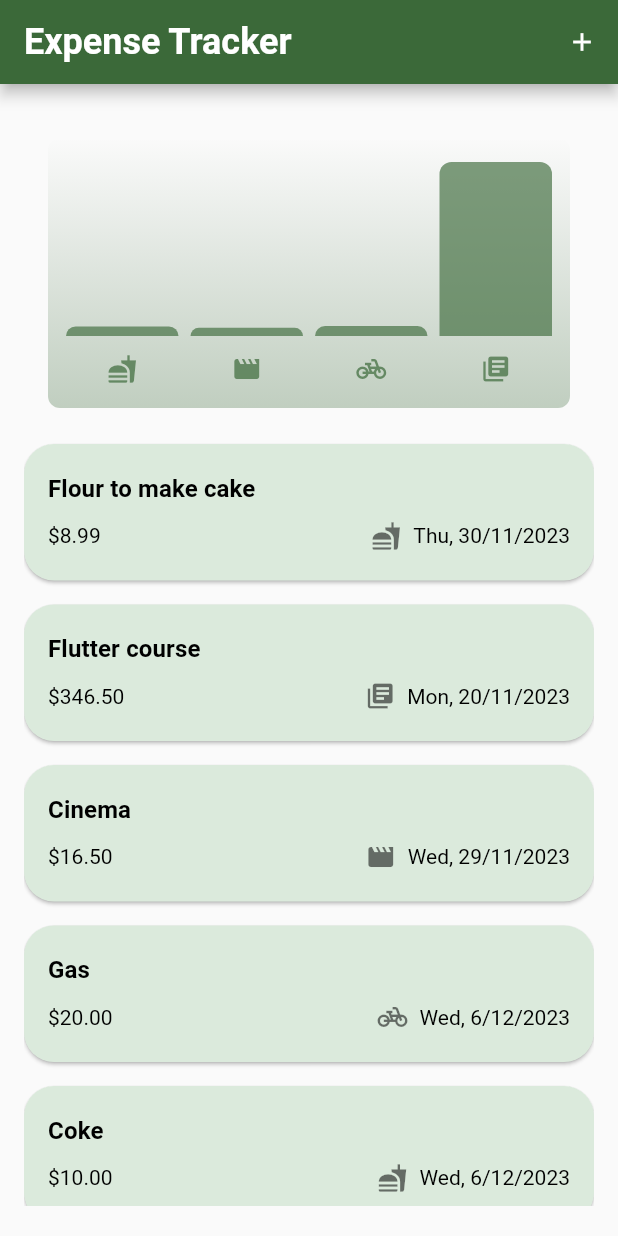
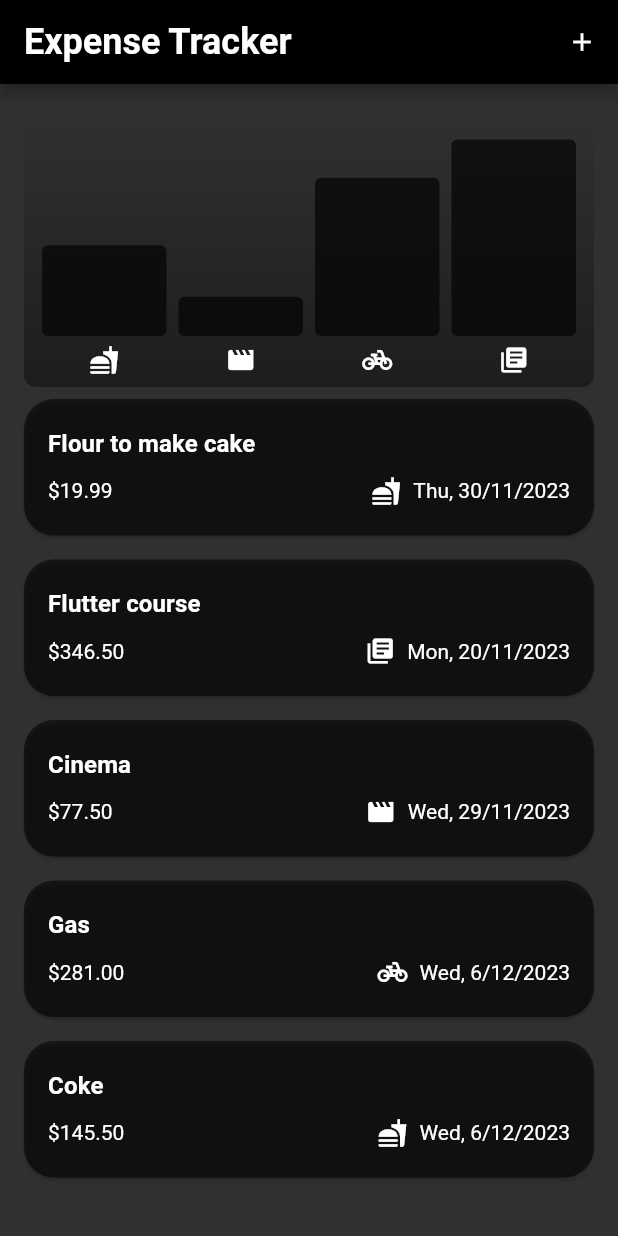
Before and after one commit to orangery-me/expense-tracker, a Flutter app: the screen it shows after launch, on a phone screen of 412 x 824 dp. Run offline on Flutter 3.47's test engine with Material 2 defaults, Android fonts, the phone set to English and light mode, and no system bars.

Commit message:
refactor chart

```diff
--- a/lib/expenses.dart
+++ b/lib/expenses.dart
@@ -15,7 +15,7 @@ class _ExpensesState extends State<Expenses>{
   final List <Expense> _expenses = [
       Expense(
         title: 'Flour to make cake',
-        amount: 8.99,
+        amount: 19.99,
         date: DateTime.utc(2023, 11, 30),
         category: Category.food),
       Expense(
@@ -25,17 +25,17 @@ class _ExpensesState extends State<Expenses>{
         category: Category.learn),
       Expense(
         title: 'Cinema',
-        amount: 16.5,
+        amount: 77.5,
         date: DateTime.utc(2023, 11, 29),
         category: Category.leisure),
       Expense(
         title: 'Gas',
-        amount: 20.0,
+        amount: 281.0,
         date: DateTime.now(),
         category: Category.transportation),
       Expense(
         title: 'Coke',
-        amount: 10.0,
+        amount: 145.5,
         date: DateTime.now(),
         category: Category.food),
     ];
@@ -103,8 +103,12 @@ class _ExpensesState extends State<Expenses>{
         padding: const EdgeInsets.symmetric(horizontal: 16.0, vertical: 20.0),
         child: Column(
           children: [
-            Chart(expenses: _expenses),
             Expanded(
+              flex: 1,
+              child: Chart(_expenses)
+            ),
+            Expanded(
+              flex: 3,
               child: mainContent
             )
           ],
--- a/lib/main.dart
+++ b/lib/main.dart
@@ -8,14 +8,12 @@ void main() {
 }
 
 var lightColorScheme = ColorScheme.fromSeed(seedColor: Colors.green).copyWith(
-    brightness: Brightness.light,
     background: Colors.white,
     secondary: const Color.fromARGB(255, 219, 234, 220),
-    onSecondary: Colors.black
+    onSecondary: Colors.black,
 );
 
 var darkColorScheme = ColorScheme.fromSeed(seedColor: Colors.black).copyWith(
-  brightness: Brightness.dark,
   background: Colors.black12,
   primary: Colors.black,
   secondary: Colors.black54,
@@ -30,6 +28,7 @@ class MyApp extends StatelessWidget {
 
     return  MaterialApp(
       darkTheme: ThemeData.dark().copyWith(
+        brightness: Brightness.dark,
         colorScheme: darkColorScheme,
         backgroundColor: darkColorScheme.background,
         appBarTheme: const AppBarTheme().copyWith(
@@ -52,6 +51,7 @@ class MyApp extends StatelessWidget {
         )
       ),
       theme: ThemeData(
+        brightness: Brightness.light,
         colorScheme: lightColorScheme,
         backgroundColor: lightColorScheme.background,
         appBarTheme: const AppBarTheme().copyWith(
@@ -70,7 +70,7 @@ class MyApp extends StatelessWidget {
         ),
         iconTheme: const IconThemeData(color: Colors.black54, size: 20.0)
       ),
-      themeMode: ThemeMode.light,
+      themeMode: ThemeMode.dark,
       home: const Expenses(),
     );
   }
--- a/lib/models/expense.dart
+++ b/lib/models/expense.dart
@@ -12,7 +12,6 @@ const categoryIcons = {
   Category.leisure : Icons.movie,
   Category.transportation : Icons.pedal_bike,
   Category.learn : Icons.library_books
-
 };
 
  class Expense{
--- a/lib/widgets/chart/chart.dart
+++ b/lib/widgets/chart/chart.dart
@@ -4,92 +4,58 @@ import '../../models/expense.dart';
 import 'chart_bar.dart';
 
 class Chart extends StatelessWidget {
-  const Chart({super.key, required this.expenses});
+  final List<Expense> expenses;
+  const Chart(this.expenses, {Key? key}) : super(key: key);
 
-  final List<Expense> expenses;
-
-  List<ExpenseBucket> get buckets {
-    return [
-      ExpenseBucket.byCategory(allExpense:expenses, category: Category.food),
-      ExpenseBucket.byCategory(allExpense:expenses, category: Category.leisure),
-      ExpenseBucket.byCategory(allExpense:expenses, category: Category.transportation),
-      ExpenseBucket.byCategory(allExpense:expenses, category: Category.learn),
-    ];
+  List <ExpenseBucket> get expenseBucket{
+    List <ExpenseBucket> result = [];
+    for (var item in Category.values){
+      result.add( ExpenseBucket.byCategory(allExpense: expenses, category: item) );
+    }
+    return result;
   }
 
-  double get maxTotalExpense {
-    double maxTotalExpense = 0;
-
-    for (final bucket in buckets) {
-      if (bucket.total > maxTotalExpense) {
-        maxTotalExpense = bucket.total;
+  double get maxExpenseBucket{
+    double max = 0;
+    for (var item in expenseBucket){
+      if (item.total > max){
+        max = item.total;
       }
     }
-
-    return maxTotalExpense;
+    return max;
   }
 
   @override
   Widget build(BuildContext context) {
-    final isDarkMode =
-        MediaQuery.of(context).platformBrightness == Brightness.dark;
     return Container(
-      margin: const EdgeInsets.all(16),
-      padding: const EdgeInsets.symmetric(
-        vertical: 16,
-        horizontal: 8,
-      ),
-      width: double.infinity,
-      height: 180,
+      padding: const EdgeInsets.all(8.0),
       decoration: BoxDecoration(
         borderRadius: BorderRadius.circular(8),
         gradient: LinearGradient(
           colors: [
-            Theme.of(context).colorScheme.primary.withOpacity(0.3),
+            Theme.of(context).colorScheme.primary.withOpacity(0.4),
             Theme.of(context).colorScheme.primary.withOpacity(0.0)
           ],
           begin: Alignment.bottomCenter,
           end: Alignment.topCenter,
         ),
       ),
-      child: Column(
+      child: Row(
+        mainAxisAlignment: MainAxisAlignment.spaceEvenly,
         children: [
-          Expanded(
-            child: Row(
-              crossAxisAlignment: CrossAxisAlignment.end,
-              children: [
-                for (final bucket in buckets) // alternative to map()
-                  ChartBar(
-                    fill: bucket.total == 0
-                        ? 0
-                        : bucket.total / maxTotalExpense,
-                  )
-              ],
-            ),
+          ...expenseBucket.map(
+            (e) {
+              if (maxExpenseBucket != 0){
+                return ChartBar(e.total/maxExpenseBucket, iconData: categoryIcons[e.category]!);
+              }
+              else{
+                return const SizedBox();
+              }
+            }
           ),
-          const SizedBox(height: 12),
-          Row(
-            children: buckets
-                .map(
-                  (bucket) => Expanded(
-                    child: Padding(
-                      padding: const EdgeInsets.symmetric(horizontal: 4),
-                      child: Icon(
-                        categoryIcons[bucket.category],
-                        color: isDarkMode
-                            ? Theme.of(context).colorScheme.secondary
-                            : Theme.of(context)
-                                .colorScheme
-                                .primary
-                                .withOpacity(0.7),
-                      ),
-                    ),
-                  ),
-                )
-                .toList(),
-          )
         ],
       ),
     );
   }
+
 }
--- a/lib/widgets/chart/chart_bar.dart
+++ b/lib/widgets/chart/chart_bar.dart
@@ -1,33 +1,37 @@
 import 'package:flutter/material.dart';
+import 'package:flutter_section_5/models/expense.dart';
 
 class ChartBar extends StatelessWidget {
-  const ChartBar({
-    super.key,
-    required this.fill,
-  });
-
-  final double fill;
+  final double fillRatio;
+  final IconData iconData;
+  const ChartBar(this.fillRatio, { required this.iconData, Key? key}) : super(key: key);
 
   @override
   Widget build(BuildContext context) {
-    final isDarkMode =
-        MediaQuery.of(context).platformBrightness == Brightness.dark;
     return Expanded(
-      child: Padding(
-        padding: const EdgeInsets.symmetric(horizontal: 4),
-        child: FractionallySizedBox(
-          heightFactor: fill,
-          child: DecoratedBox(
-            decoration: BoxDecoration(
-              shape: BoxShape.rectangle,
-              borderRadius:
-                  const BorderRadius.vertical(top: Radius.circular(8)),
-              color: isDarkMode
-                  ? Theme.of(context).colorScheme.secondary
-                  : Theme.of(context).colorScheme.primary.withOpacity(0.65),
+      child: Column(
+        mainAxisAlignment: MainAxisAlignment.end,
+        children: [
+          Flexible(
+            flex: 5,
+            child: FractionallySizedBox(
+              heightFactor: fillRatio,
+              child: Container(
+                margin: const EdgeInsets.symmetric(vertical: 2.0, horizontal: 4.0),
+                decoration: BoxDecoration(
+                  shape: BoxShape.rectangle,
+                  borderRadius: BorderRadius.circular(4.0),
+                  color: Theme.of(context).colorScheme.primary.withOpacity(0.65),
+                ),
+              ),
             ),
           ),
-        ),
+          const SizedBox(height: 4.0),
+          Flexible(
+            flex: 1,
+            child: Icon(iconData),
+          ),
+        ],
       ),
     );
   }
```
